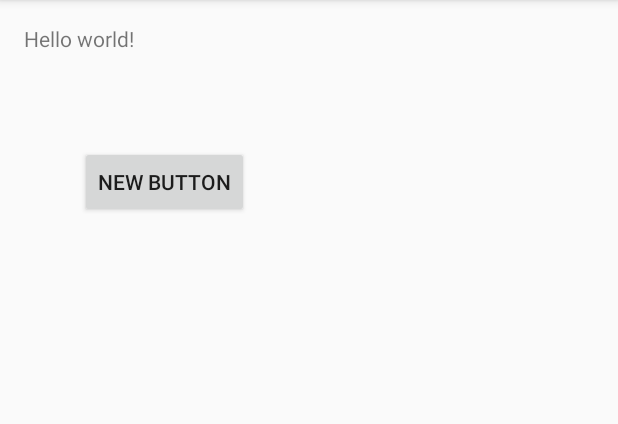
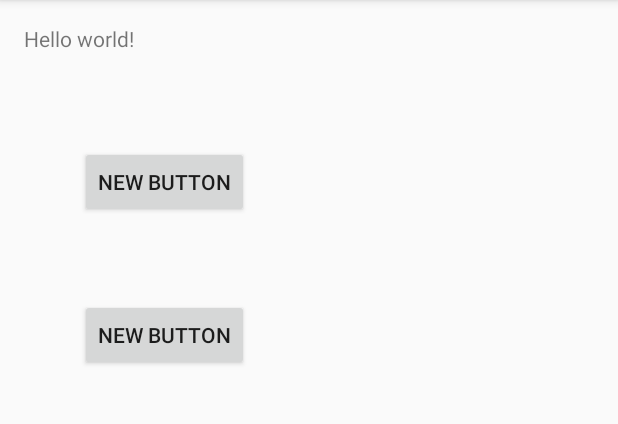
Before and after one commit to leungj/TestApplication, an Android app: the screen it shows after launch (MainActivity), on a phone screen of 412 x 824 dp, the part 84-508 px from its top. Run offline under Robolectric (Android 15) with nearby library versions, the phone set to English and light mode, and no system bars.

Commit message:
First Commit

```diff
--- a/app/src/main/res/layout/activity_main.xml
+++ b/app/src/main/res/layout/activity_main.xml
@@ -20,4 +20,14 @@
         android:layout_alignParentStart="true"
         android:layout_marginLeft="37dp" />
 
+    <Button
+        android:layout_width="wrap_content"
+        android:layout_height="wrap_content"
+        android:text="New Button"
+        android:id="@+id/button2"
+        android:layout_below="@+id/button"
+        android:layout_alignLeft="@+id/button"
+        android:layout_alignStart="@+id/button"
+        android:layout_marginTop="54dp" />
+
 </RelativeLayout>
```
